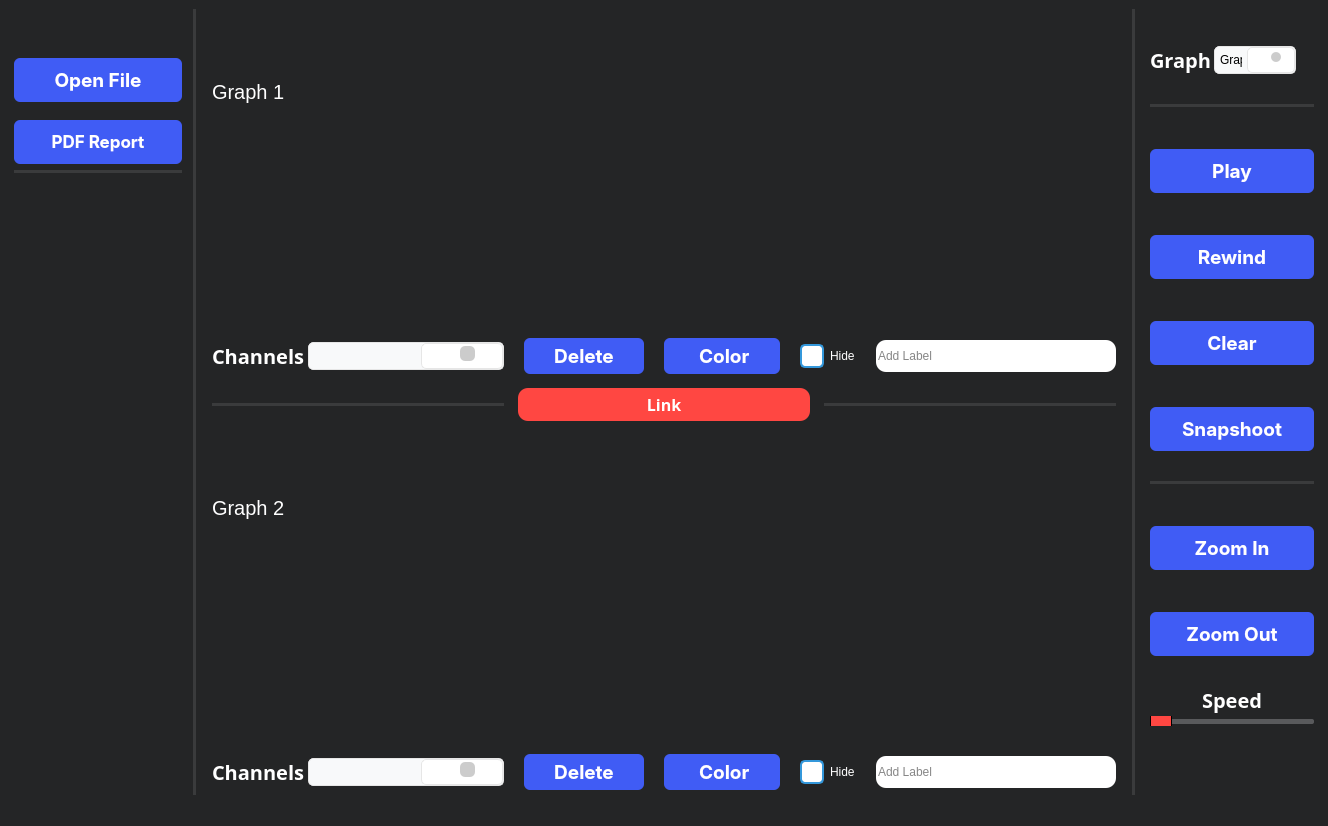
First picture: the form in mainwindow.ui, repository mohamedmosilhy/real-time-monitoring, before the edit.
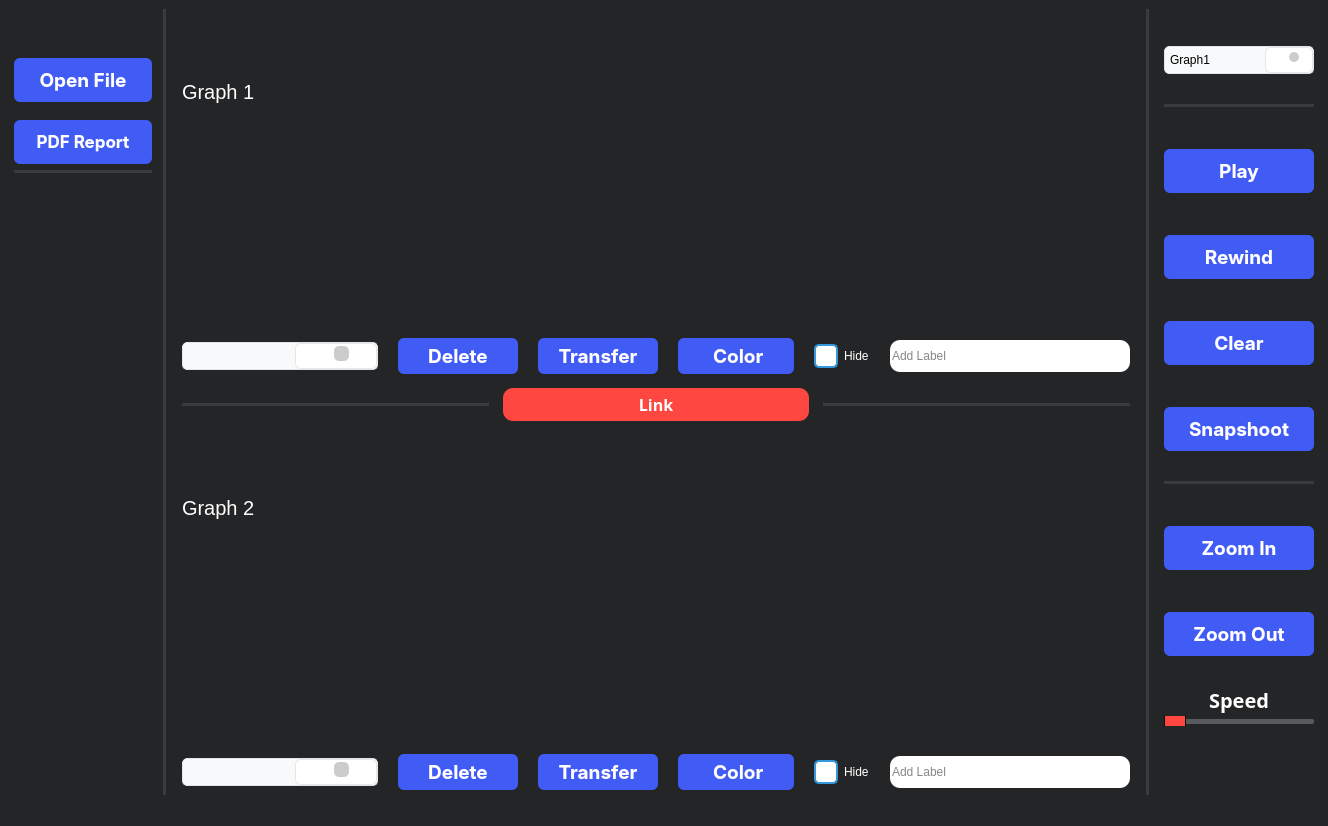
Second picture: the form after the edit. Icons and pictures are not drawn. Custom widgets are drawn as their Qt base class.

Commit message: upadte ui and add transfer

```diff
--- a/mainwindow.ui
+++ b/mainwindow.ui
@@ -277,7 +277,7 @@
           </layout>
          </item>
          <item>
-          <layout class="QHBoxLayout" name="horizontalLayout_9" stretch="0,0,0,0,0,0">
+          <layout class="QHBoxLayout" name="horizontalLayout_9" stretch="0,0,0,0,0,0,0">
            <property name="spacing">
             <number>20</number>
            </property>
@@ -286,25 +286,6 @@
              <property name="spacing">
               <number>3</number>
              </property>
-             <item>
-              <widget class="QLabel" name="channelsGraph1Label">
-               <property name="font">
-                <font>
-                 <family>Gabarito</family>
-                 <pointsize>-1</pointsize>
-                 <bold>true</bold>
-                </font>
-               </property>
-               <property name="styleSheet">
-                <string notr="true">font-family: 'Gabarito', cursive;
-font-size: 20px;
-color: #fff;</string>
-               </property>
-               <property name="text">
-                <string>Channels</string>
-               </property>
-              </widget>
-             </item>
              <item>
               <widget class="QComboBox" name="channelsGraph1">
                <property name="styleSheet">
@@ -481,6 +462,86 @@
              </property>
             </widget>
            </item>
+           <item>
+            <widget class="QPushButton" name="transferButtonGraph1_2">
+             <property name="sizePolicy">
+              <sizepolicy hsizetype="Maximum" vsizetype="Fixed">
+               <horstretch>0</horstretch>
+               <verstretch>0</verstretch>
+              </sizepolicy>
+             </property>
+             <property name="maximumSize">
+              <size>
+               <width>150</width>
+               <height>16777215</height>
+              </size>
+             </property>
+             <property name="font">
+              <font>
+               <family>-apple-system</family>
+               <pointsize>14</pointsize>
+               <bold>true</bold>
+              </font>
+             </property>
+             <property name="styleSheet">
+              <string notr="true">QPushButton{
+appearance: button;
+backface-visibility: hidden;
+background-color: #405cf5;
+border-radius: 6px;
+border-width: 0;
+box-shadow: rgba(50, 50, 93, .1) 0 0 0 1px inset,rgba(50, 50, 93, .1) 0 2px 5px 0,rgba(0, 0, 0, .07) 0 1px 1px 0;
+box-sizing: border-box;
+color: #fff;
+cursor: pointer;
+font-family: -apple-system,system-ui,&quot;Segoe UI&quot;,Roboto,&quot;Helvetica Neue&quot;,Ubuntu,sans-serif;
+font-size: 100%;
+height: 30px;
+line-height: 1.15;
+outline: none;
+overflow: hidden;
+padding: 3 10px;
+position: relative;
+text-align: center;
+text-transform: none;
+transform: translateZ(0);
+transition: all .2s,box-shadow .08s ease-in;
+user-select: none;
+-webkit-user-select: none;
+touch-action: manipulation;
+width: 100%; /* Reduced width to 200 pixels */
+}
+QPushButton:hover{
+background-color: #283999;
+}
+QPushButton:pressed{
+background-color: #1c2973;
+}</string>
+             </property>
+             <property name="text">
+              <string>Transfer</string>
+             </property>
+             <property name="icon">
+              <iconset resource="resourrces.qrc">
+               <normaloff>:/Icons/Icons/transfer-vertical-svgrepo-com.svg</normaloff>:/Icons/Icons/transfer-vertical-svgrepo-com.svg</iconset>
+             </property>
+             <property name="iconSize">
+              <size>
+               <width>25</width>
+               <height>25</height>
+              </size>
+             </property>
+             <property name="checkable">
+              <bool>false</bool>
+             </property>
+             <property name="autoDefault">
+              <bool>false</bool>
+             </property>
+             <property name="flat">
+              <bool>true</bool>
+             </property>
+            </widget>
+           </item>
            <item>
             <widget class="QPushButton" name="colorButtonGraph1">
              <property name="sizePolicy">
@@ -771,25 +832,6 @@
              <property name="spacing">
               <number>3</number>
              </property>
-             <item>
-              <widget class="QLabel" name="channelsGraph2Label">
-               <property name="font">
-                <font>
-                 <family>Gabarito</family>
-                 <pointsize>-1</pointsize>
-                 <bold>true</bold>
-                </font>
-               </property>
-               <property name="styleSheet">
-                <string notr="true">font-family: 'Gabarito', cursive;
-font-size: 20px;
-color: #fff;</string>
-               </property>
-               <property name="text">
-                <string>Channels</string>
-               </property>
-              </widget>
-             </item>
              <item>
               <widget class="QComboBox" name="channelsGraph2">
                <property name="styleSheet">
@@ -945,6 +987,65 @@
              </property>
             </widget>
            </item>
+           <item>
+            <widget class="QPushButton" name="transferButtonGraph2_2">
+             <property name="font">
+              <font>
+               <family>-apple-system</family>
+               <pointsize>14</pointsize>
+               <bold>true</bold>
+              </font>
+             </property>
+             <property name="styleSheet">
+              <string notr="true">QPushButton{
+appearance: button;
+backface-visibility: hidden;
+background-color: #405cf5;
+border-radius: 6px;
+border-width: 0;
+box-shadow: rgba(50, 50, 93, .1) 0 0 0 1px inset,rgba(50, 50, 93, .1) 0 2px 5px 0,rgba(0, 0, 0, .07) 0 1px 1px 0;
+box-sizing: border-box;
+color: #fff;
+cursor: pointer;
+font-family: -apple-system,system-ui,&quot;Segoe UI&quot;,Roboto,&quot;Helvetica Neue&quot;,Ubuntu,sans-serif;
+font-size: 100%;
+height: 30px;
+line-height: 1.15;
+outline: none;
+overflow: hidden;
+padding: 3 10px;
+position: relative;
+text-align: center;
+text-transform: none;
+transform: translateZ(0);
+transition: all .2s,box-shadow .08s ease-in;
+user-select: none;
+-webkit-user-select: none;
+touch-action: manipulation;
+width: 100%; /* Reduced width to 200 pixels */
+}
+QPushButton:hover{
+background-color: #283999;
+}
+QPushButton:pressed{
+background-color: #1c2973;
+}</string>
+             </property>
+             <property name="text">
+              <string>Transfer</string>
+             </property>
+             <property name="icon">
+              <iconset resource="resourrces.qrc">
+               <normaloff>:/Icons/Icons/transfer-vertical-svgrepo-com.svg</normaloff>:/Icons/Icons/transfer-vertical-svgrepo-com.svg</iconset>
+             </property>
+             <property name="iconSize">
+              <size>
+               <width>25</width>
+               <height>25</height>
+              </size>
+             </property>
+            </widget>
+           </item>
            <item>
             <widget class="QPushButton" name="colorButtonGraph2">
              <property name="font">
@@ -1131,32 +1232,13 @@
          <property name="spacing">
           <number>3</number>
          </property>
-         <item>
-          <widget class="QLabel" name="label_8">
-           <property name="font">
-            <font>
-             <family>Gabarito</family>
-             <pointsize>-1</pointsize>
-             <bold>true</bold>
-            </font>
-           </property>
-           <property name="styleSheet">
-            <string notr="true">font-family: 'Gabarito', cursive;
-font-size: 20px;
-color: #fff;</string>
-           </property>
-           <property name="text">
-            <string>Graph</string>
-           </property>
-          </widget>
-         </item>
          <item>
           <widget class="QComboBox" name="graphSelection">
            <property name="styleSheet">
             <string notr="true">
 .QComboBox {
   /* Set the width of the combo box */
-  width: 20px;
+  width: 35px;
 
   /* Set the background color of the combo box */
   background-color: #f8f9fa;
@@ -1258,19 +1340,6 @@
            </item>
           </widget>
          </item>
-         <item>
-          <spacer name="horizontalSpacer">
-           <property name="orientation">
-            <enum>Qt::Horizontal</enum>
-           </property>
-           <property name="sizeHint" stdset="0">
-            <size>
-             <width>40</width>
-             <height>20</height>
-            </size>
-           </property>
-          </spacer>
-         </item>
         </layout>
        </item>
        <item>
```
